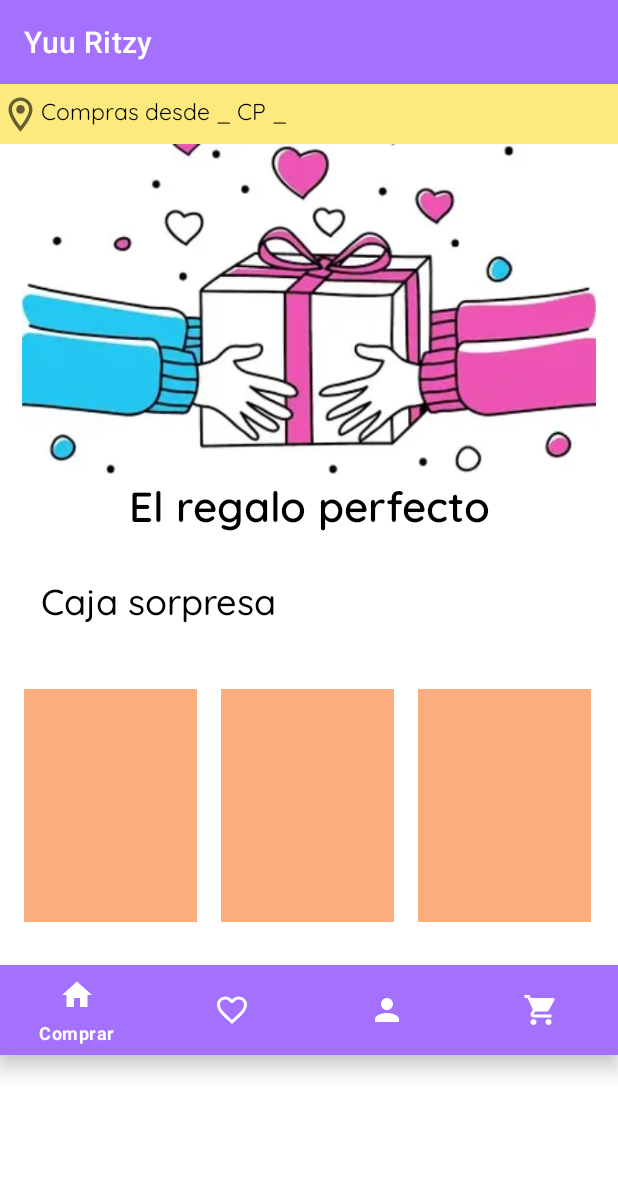
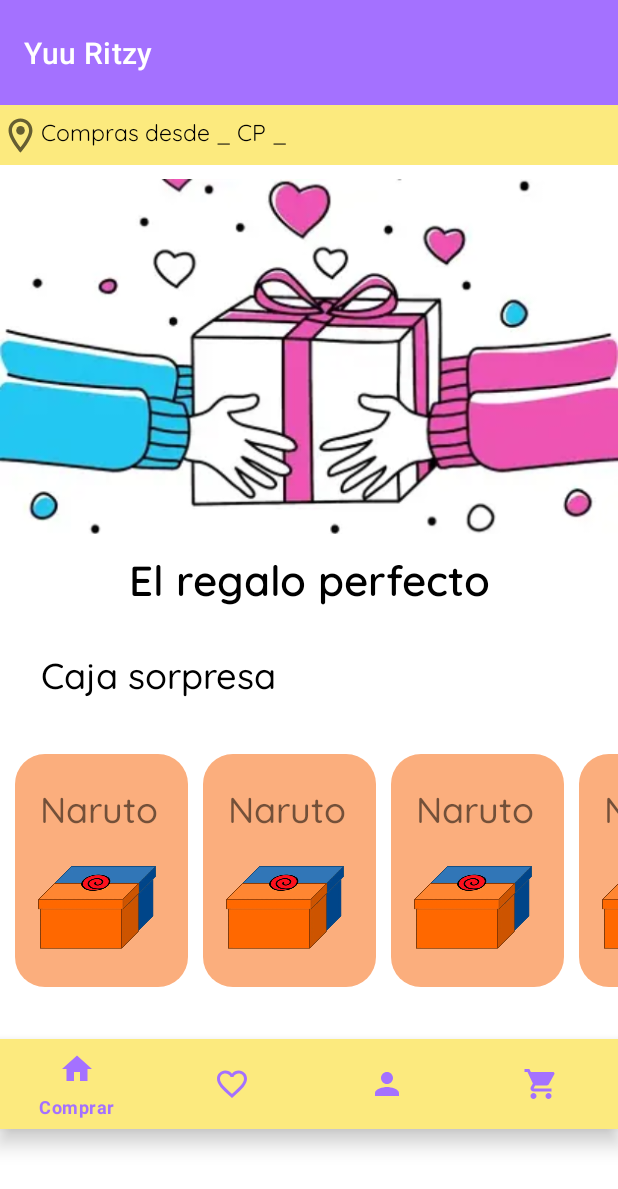
Before and after one commit to Yuurittzy/ProyectoAndroid_Yuritzy, an Android app: the screen it shows after launch (MainActivity), on a phone screen of 412 x 824 dp. Shown: the top 1189 px of the screen. Run offline under Robolectric (Android 15) with nearby library versions, the phone set to English and light mode, and no system bars.

Commit message:
new changes

```diff
--- a/app/src/main/java/com/example/proyectoandroid_yuritzy/MainActivity.kt
+++ b/app/src/main/java/com/example/proyectoandroid_yuritzy/MainActivity.kt
@@ -8,22 +8,23 @@ import com.example.proyectoandroid_yuritzy.databinding.ActivityMainBinding
 import com.google.android.material.bottomnavigation.BottomNavigationView
 
 class MainActivity : AppCompatActivity() {
-    //private lateinit var binding: ActivityMainBinding
+    private lateinit var binding: ActivityMainBinding
 
     override fun onCreate(savedInstanceState: Bundle?) {
         super.onCreate(savedInstanceState)
 
-        //binding= ActivityMainBinding.inflate(layoutInflater)
-        //setContentView(binding.root)
+        binding= ActivityMainBinding.inflate(layoutInflater)
+        setContentView(binding.root)
 
-        setContentView(R.layout.activity_main)
+        //setContentView(R.layout.activity_main)
 
-    }
+        binding.block2.root.setOnClickListener {
+            startActivity(Intent(this, MainActivity2::class.java))
+            //finish()
 
-    fun Click(view: android.view.View) {
-        startActivity(Intent(this, MainActivity2::class.java))
-        //finish()
+        }
     }
 
 
+
 }
--- a/app/src/main/java/com/example/proyectoandroid_yuritzy/Splash.kt
+++ b/app/src/main/java/com/example/proyectoandroid_yuritzy/Splash.kt
@@ -11,7 +11,7 @@ class Splash : AppCompatActivity() {
         setContentView(R.layout.activity_splash)
 
         thread{
-            Thread.sleep(3000)
+            Thread.sleep(1000)
             val intent = Intent(this, MainActivity::class.java)
             startActivity(intent)
             finish()
--- /dev/null
+++ b/app/src/main/res/drawable/shape.xml
@@ -0,0 +1,8 @@
+<?xml version="1.0" encoding="utf-8"?>
+<shape xmlns:android="http://schemas.android.com/apk/res/android">
+    <solid
+        android:color="@color/orange"/>
+    <corners
+        android:radius="20dp" />
+
+</shape>
--- a/app/src/main/res/layout/activity_main.xml
+++ b/app/src/main/res/layout/activity_main.xml
@@ -8,20 +8,19 @@
     tools:context=".MainActivity">
 
     <androidx.appcompat.widget.Toolbar
+
         android:layout_width="match_parent"
-        android:layout_height="wrap_content"
+        android:layout_height="70dp"
         android:background="@color/purple_100"
         app:title="Yuu Ritzy"
-        app:titleTextColor="@color/white"
-        >
+        app:titleTextColor="@color/white">
 
     </androidx.appcompat.widget.Toolbar>
 
     <androidx.constraintlayout.widget.ConstraintLayout
         android:layout_width="match_parent"
-        android:background="#FCEA7E"
         android:layout_height="@dimen/mini_toolbar"
-        >
+        android:background="#FCEA7E">
 
         <ImageView
             android:id="@+id/ic_location"
@@ -35,87 +34,93 @@
         <TextView
             android:layout_width="0dp"
             android:layout_height="@dimen/icons"
+            android:fontFamily="@font/quicksandregular"
             android:text="@string/address"
-            android:fontFamily="@font/quicksandregular"
+            android:textColor="@color/black"
             android:textSize="@dimen/font_size1"
             app:layout_constraintBottom_toBottomOf="parent"
             app:layout_constraintEnd_toEndOf="parent"
             app:layout_constraintStart_toEndOf="@+id/ic_location"
-            app:layout_constraintTop_toTopOf="parent"
-            android:textColor="@color/black"/>
+            app:layout_constraintTop_toTopOf="parent" />
 
     </androidx.constraintlayout.widget.ConstraintLayout>
 
     <ImageView
         android:id="@+id/iv_perfect_gift"
         android:layout_width="match_parent"
-        android:layout_height="220dp"
+        android:layout_height="255dp"
         app:srcCompat="@drawable/perfect_gift_copy" />
 
     <TextView
-        android:text="@string/perfect_gift"
-        android:fontFamily="@font/quicksandsemibold"
-        android:textSize="@dimen/font_size5"
-        android:textColor="@color/black"
-        android:textAlignment="center"
         android:layout_width="match_parent"
         android:layout_height="wrap_content"
-        />
+        android:fontFamily="@font/quicksandsemibold"
+        android:text="@string/perfect_gift"
+        android:textAlignment="center"
+        android:textColor="@color/black"
+        android:textSize="@dimen/font_size5" />
 
     <TextView
         android:layout_width="wrap_content"
         android:layout_height="wrap_content"
-        android:text="@string/surprise_box"
-        android:fontFamily="@font/quicksandmedium"
-        android:textSize="@dimen/font_size4"
         android:layout_marginStart="@dimen/icons"
         android:layout_marginTop="@dimen/icons"
-        android:textColor="@color/black"/>
+        android:fontFamily="@font/quicksandmedium"
+        android:text="@string/surprise_box"
+        android:textColor="@color/black"
+        android:textSize="@dimen/font_size4" />
 
     <HorizontalScrollView
         android:id="@+id/scroll"
-    android:layout_marginTop="@dimen/icons"
         android:layout_width="match_parent"
-    android:layout_height="200dp">
+        android:layout_height="200dp"
+        android:layout_marginTop="@dimen/icons">
 
         <androidx.constraintlayout.widget.ConstraintLayout
             android:layout_width="wrap_content"
             android:layout_height="match_parent"
-        android:padding="16dp">
+            android:padding="@dimen/space10">
 
-
-        <TextView
+            <include
                 android:id="@+id/block2"
+                layout="@layout/item_box"
                 android:layout_width="115dp"
                 android:layout_height="155dp"
-            android:layout_marginStart="16dp"
                 android:background="@color/orange"
-            android:onClick="Click"
-            app:layout_constraintBottom_toBottomOf="@+id/piece1"
-            app:layout_constraintStart_toEndOf="@+id/piece1"
+                app:layout_constraintStart_toStartOf="parent"
                 app:layout_constraintTop_toTopOf="parent" />
 
-        <TextView
+            <include
                 android:id="@+id/block3"
+                layout="@layout/item_box"
                 android:layout_width="115dp"
                 android:layout_height="155dp"
-            android:layout_marginStart="16dp"
-            android:layout_marginLeft="16dp"
+                android:layout_marginStart="@dimen/space10"
                 android:background="@color/orange"
-            app:layout_constraintBottom_toBottomOf="@+id/piece1"
                 app:layout_constraintStart_toEndOf="@+id/block2"
                 app:layout_constraintTop_toTopOf="parent" />
-        <TextView
+
+            <include
                 android:id="@+id/block4"
+                layout="@layout/item_box"
                 android:layout_width="115dp"
                 android:layout_height="155dp"
-            android:layout_marginStart="16dp"
-            android:layout_marginLeft="16dp"
+                android:layout_marginStart="@dimen/space10"
+                android:layout_marginLeft="@dimen/space10"
                 android:background="@color/orange"
-            app:layout_constraintBottom_toBottomOf="@+id/piece1"
                 app:layout_constraintStart_toEndOf="@+id/block3"
                 app:layout_constraintTop_toTopOf="parent" />
 
+            <include
+                android:id="@+id/block5"
+                layout="@layout/item_box"
+                android:layout_width="115dp"
+                android:layout_height="155dp"
+                android:layout_marginStart="@dimen/space10"
+                android:layout_marginLeft="@dimen/space10"
+                android:background="@color/orange"
+                app:layout_constraintStart_toEndOf="@+id/block4"
+                app:layout_constraintTop_toTopOf="parent" />
 
         </androidx.constraintlayout.widget.ConstraintLayout>
     </HorizontalScrollView>
@@ -124,13 +129,9 @@
         android:id="@+id/btn_nav_view"
         android:layout_width="match_parent"
         android:layout_height="60dp"
-        android:layout_gravity="bottom"
-        android:background="@color/purple_100"
-        app:itemBackground="@color/purple_100"
-        app:itemIconTint="@color/white"
-        app:itemTextColor="@color/white"
-        app:layout_constraintEnd_toEndOf="parent"
-        app:layout_constraintStart_toStartOf="parent"
+        android:background="@color/yellow_200"
+        app:itemIconTint="@color/purple_100"
+        app:itemTextColor="@color/purple_100"
         app:menu="@menu/menu_nav" />
 
 
--- a/app/src/main/res/layout/item_box.xml
+++ b/app/src/main/res/layout/item_box.xml
@@ -1,9 +1,9 @@
 <?xml version="1.0" encoding="utf-8"?>
 <androidx.constraintlayout.widget.ConstraintLayout xmlns:android="http://schemas.android.com/apk/res/android"
     xmlns:app="http://schemas.android.com/apk/res-auto"
-    android:layout_width="match_parent"
-    android:layout_height="match_parent"
-    android:background="@color/orange">
+    android:layout_width="wrap_content"
+    android:layout_height="wrap_content"
+    android:background="@drawable/shape">
 
     <androidx.constraintlayout.widget.Guideline
         android:id="@+id/guideline1"
@@ -45,33 +45,39 @@
         android:layout_width="wrap_content"
         android:layout_height="wrap_content"
         android:orientation="vertical"
-        app:layout_constraintGuide_percent="0.3" />
+        app:layout_constraintGuide_begin="95dp" />
+
+    <androidx.constraintlayout.widget.Guideline
+        android:id="@+id/vertcal_guideline2"
+        android:layout_width="wrap_content"
+        android:layout_height="wrap_content"
+        android:orientation="vertical"
+        app:layout_constraintGuide_begin="110dp" />
+
     <TextView
         android:id="@+id/tv_namebox"
         android:layout_width="wrap_content"
+        android:layout_height="wrap_content"
+        android:layout_marginStart="15dp"
+        android:fontFamily="@font/quicksandmedium"
         android:text="@string/naruto"
+        android:textAlignment="center"
         android:textSize="@dimen/font_size4"
-        android:fontFamily="@font/quicksandmedium"
-        android:textAlignment="center"
-        android:layout_height="wrap_content"
+        app:layout_constraintBottom_toTopOf="@id/guideline2"
+        app:layout_constraintEnd_toEndOf="@id/vertcal_guideline"
         app:layout_constraintStart_toStartOf="parent"
-        app:layout_constraintEnd_toEndOf="@id/vertcal_guideline"
-        app:layout_constraintTop_toTopOf="@id/guideline1"
-        app:layout_constraintBottom_toTopOf="@id/guideline2"
-        />
+        app:layout_constraintTop_toTopOf="@id/guideline1" />
 
     <ImageView
         android:id="@+id/iv_box"
         android:layout_width="0dp"
         android:layout_height="0dp"
+        android:layout_marginStart="15dp"
         android:src="@drawable/naruto"
         app:layout_constraintBottom_toTopOf="@id/guideline4"
         app:layout_constraintEnd_toEndOf="@id/vertcal_guideline"
         app:layout_constraintStart_toStartOf="parent"
-        app:layout_constraintTop_toTopOf="@id/guideline3"/>
-
-
-
+        app:layout_constraintTop_toTopOf="@id/guideline3" />
 
 
 </androidx.constraintlayout.widget.ConstraintLayout>
--- a/app/src/main/res/values/dimens.xml
+++ b/app/src/main/res/values/dimens.xml
@@ -1,5 +1,6 @@
 <?xml version="1.0" encoding="utf-8"?>
 <resources>
+        <dimen name="font_size0">11sp</dimen>
         <dimen name="font_size1">15sp</dimen>
         <dimen name="font_size2">16sp</dimen>
         <dimen name="font_size3">20sp</dimen>
@@ -9,4 +10,6 @@
         <dimen name="iv_splash">200dp</dimen>
         <dimen name="mini_toolbar">40dp</dimen>
         <dimen name="icons">27dp</dimen>
+        <dimen name="margin">15dp</dimen>
+        <dimen name="space10">10dp</dimen>
 </resources>
```
Also changed, not shown: app/src/main/res/layout/activity_main2.xml (+8 -5 lines), app/src/main/res/layout/item_fav.xml (added, +113 -0 lines). Lines whose indentation alone changed are shown as unchanged.
